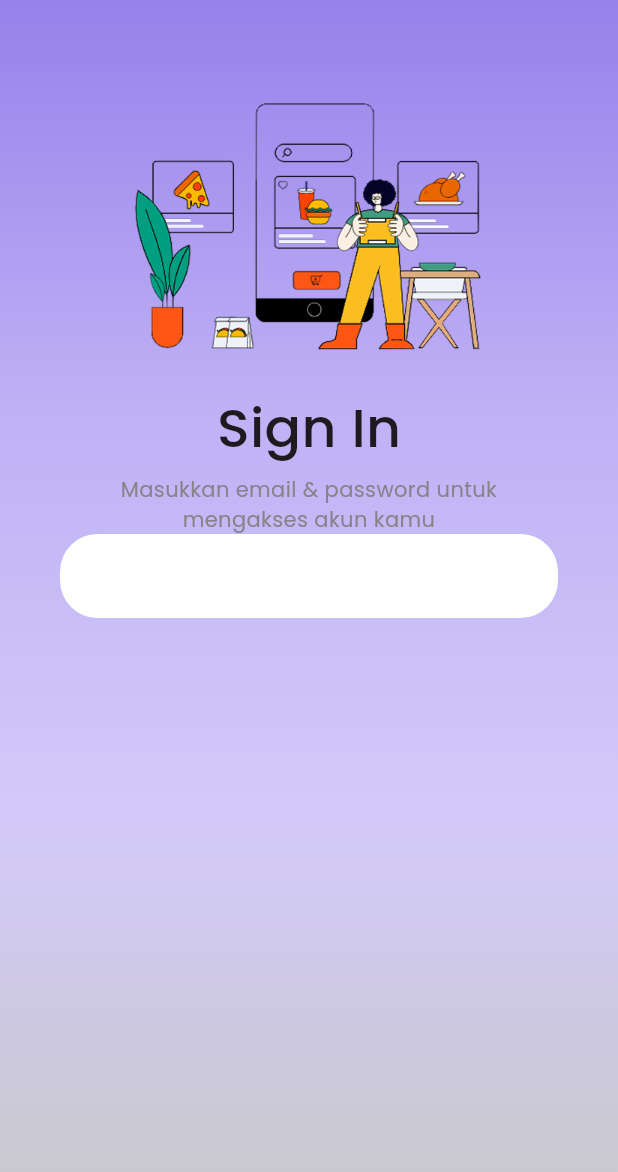
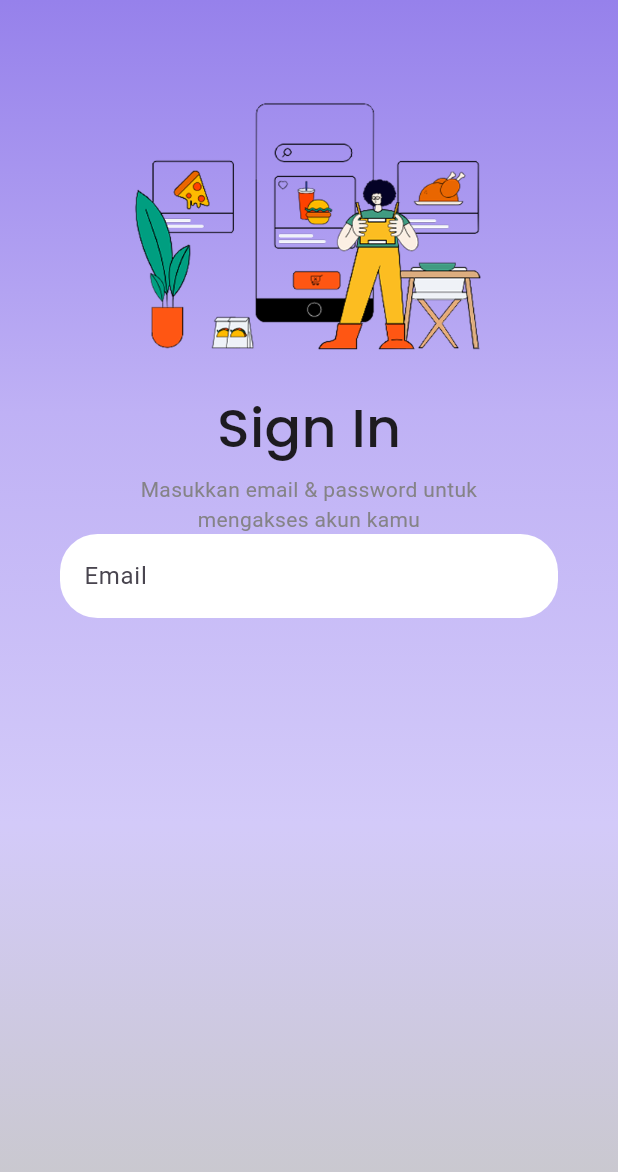
Before and after one commit to Faqihasyari/animated, a Flutter app: the screen it shows after launch, on a phone screen of 412 x 824 dp. Shown: the top 1172 px of the screen. Run offline on Flutter 3.47's test engine with Material 3 defaults, Android fonts, the phone set to English and light mode, and no system bars; our stand-ins replace google_fonts; missing offline and left inert: custom_button_builder.

Commit message:
textfiel email

```diff
--- a/lib/SignIn_page.dart
+++ b/lib/SignIn_page.dart
@@ -48,13 +48,18 @@ class _SigninPageState extends State<SigninPage> {
                   height: 40,
                   child: Text(
                     'Masukkan email & password untuk mengakses akun kamu',
-                    style: GoogleFonts.poppins(color: subtitle),
+                    style: TextStyle(color: subtitle),
                     textAlign: TextAlign.center,
                   ),
                 ),
                 TextField(
                   decoration: InputDecoration(
                     filled: true,
+                    labelText: 'Email',
+                    hintStyle: GoogleFonts.poppins(
+                      color: subtitle,
+                      fontSize: 12,
+                    ),
                     fillColor: Colors.white,
                     border: OutlineInputBorder(
                       borderSide: BorderSide.none,
```
